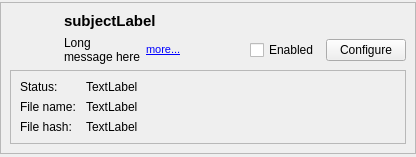
Before: the Qt Designer form retroshare-gui/src/gui/settings/PluginItem.ui in RetroShare/RetroShare, drawn with Qt 5.
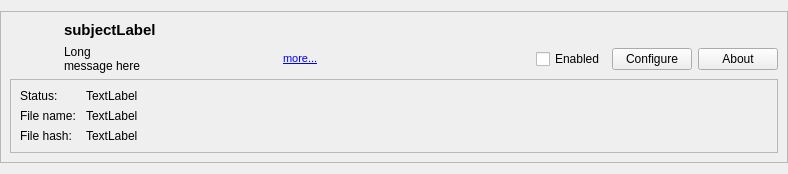
After: the same form once the commit is applied.

Commit message: - added help dialog to plugins - added svn revision number checking to plugin system. If svn revision is > 0 and matches the compiled revision number, the plugin is always accepted. - improved version number scripts to add the missing revision number as a int

Diff of the .ui file:
```diff
--- a/retroshare-gui/src/gui/settings/PluginItem.ui
+++ b/retroshare-gui/src/gui/settings/PluginItem.ui
@@ -6,8 +6,8 @@
    <rect>
     <x>0</x>
     <y>0</y>
-    <width>416</width>
-    <height>157</height>
+    <width>788</width>
+    <height>174</height>
    </rect>
   </property>
   <layout class="QVBoxLayout" name="verticalLayout_7">
@@ -163,6 +163,13 @@
               </property>
              </widget>
             </item>
+            <item>
+             <widget class="QPushButton" name="_about_PB">
+              <property name="text">
+               <string>About</string>
+              </property>
+             </widget>
+            </item>
            </layout>
           </item>
          </layout>
```
The commit also changes 8 other files.
